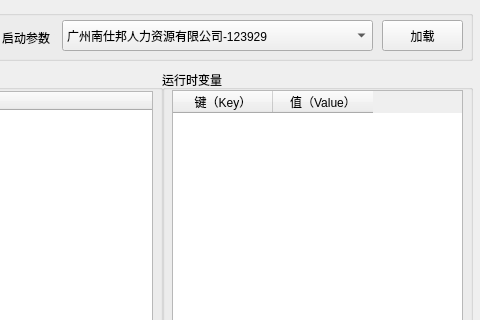
This is src/seebot/seebot/ide/main.ui in itishsy/seebot as Qt 5 draws it before an edit; both pictures show x 588 to 1068 and y 0 to 320 of the 1068 by 696 pixel window. The edited form follows.
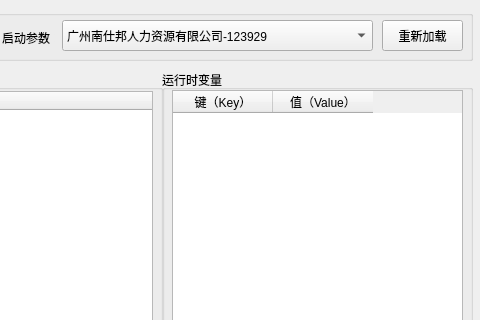
This is the edited form.

Diff of the .ui file:
```diff
--- a/src/seebot/seebot/ide/main.ui
+++ b/src/seebot/seebot/ide/main.ui
@@ -174,7 +174,7 @@
      </rect>
     </property>
     <property name="text">
-     <string>加载</string>
+     <string>重新加载</string>
     </property>
    </widget>
   </widget>
```
